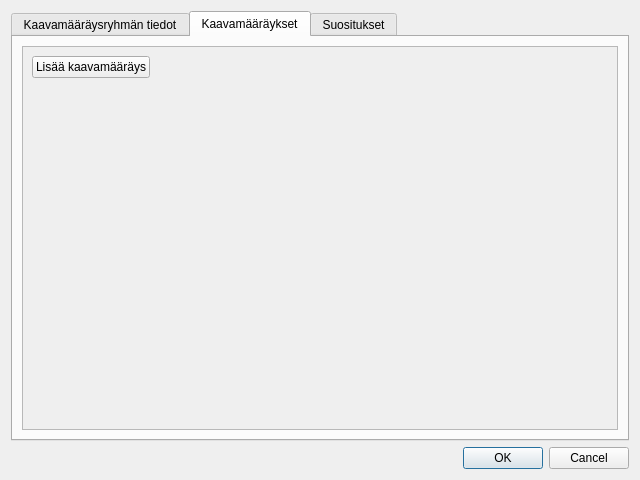
GispoCoding/arho-qgis-plugin, file arho_feature_template/gui/new_plan_regulation_group_form.ui: the form before one commit.
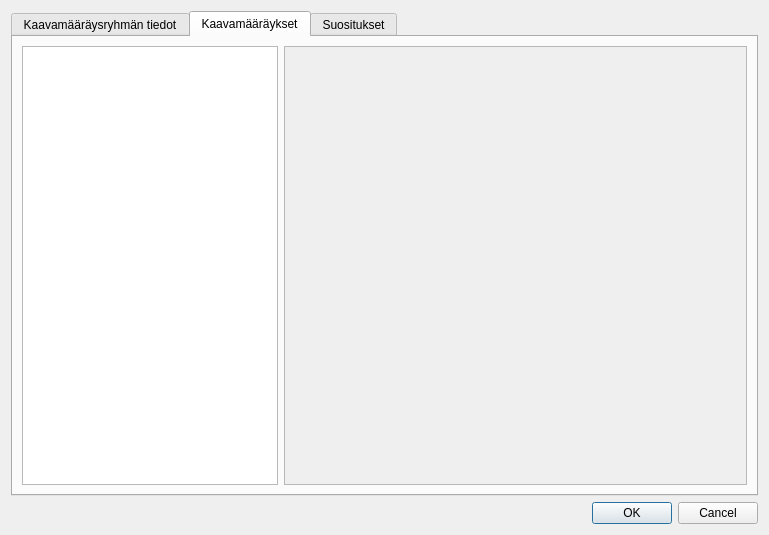
The form after the commit. The open tabs and pages were chosen to show the change.

Commit message: continued new plan regulation group form - changed plan regulation type selection from combobox to qtreewidget - create widgets when user presses buttons of a plan regulation

```diff
--- a/arho_feature_template/gui/new_plan_regulation_group_form.ui
+++ b/arho_feature_template/gui/new_plan_regulation_group_form.ui
@@ -6,8 +6,8 @@
    <rect>
     <x>0</x>
     <y>0</y>
-    <width>640</width>
-    <height>480</height>
+    <width>769</width>
+    <height>535</height>
    </rect>
   </property>
   <property name="windowTitle">
@@ -89,7 +89,25 @@
       <attribute name="title">
        <string>Kaavamääräykset</string>
       </attribute>
-      <layout class="QVBoxLayout" name="verticalLayout">
+      <layout class="QHBoxLayout" name="horizontalLayout">
+       <item>
+        <widget class="QTreeWidget" name="plan_regulations_view">
+         <property name="sizePolicy">
+          <sizepolicy hsizetype="Maximum" vsizetype="Expanding">
+           <horstretch>0</horstretch>
+           <verstretch>0</verstretch>
+          </sizepolicy>
+         </property>
+         <attribute name="headerVisible">
+          <bool>false</bool>
+         </attribute>
+         <column>
+          <property name="text">
+           <string notr="true">1</string>
+          </property>
+         </column>
+        </widget>
+       </item>
        <item>
         <widget class="QScrollArea" name="plan_regulations_scroll_area">
          <property name="widgetResizable">
@@ -100,35 +118,11 @@
            <rect>
             <x>0</x>
             <y>0</y>
-            <width>598</width>
-            <height>380</height>
+            <width>465</width>
+            <height>435</height>
            </rect>
           </property>
           <layout class="QVBoxLayout" name="plan_regulations_layout">
-           <item>
-            <layout class="QHBoxLayout" name="horizontalLayout_3">
-             <item>
-              <widget class="QPushButton" name="add_plan_regulation_btn">
-               <property name="text">
-                <string>Lisää kaavamääräys</string>
-               </property>
-              </widget>
-             </item>
-             <item>
-              <spacer name="horizontalSpacer_2">
-               <property name="orientation">
-                <enum>Qt::Horizontal</enum>
-               </property>
-               <property name="sizeHint" stdset="0">
-                <size>
-                 <width>40</width>
-                 <height>20</height>
-                </size>
-               </property>
-              </spacer>
-             </item>
-            </layout>
-           </item>
            <item>
             <spacer name="verticalSpacer">
              <property name="orientation">
```
Left out of the diff: 8 changed lines with no effect on the pictures. The commit also changes 3 other files.
